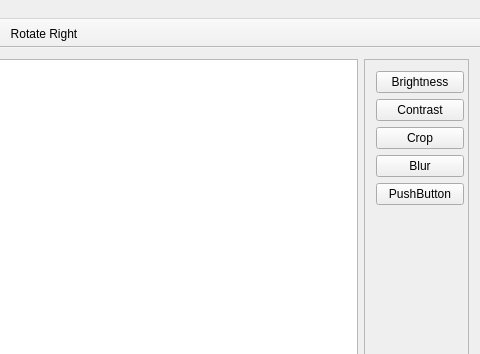
First picture: the form in src/gui/mainwindow.ui, repository CervecerosCodigo/CCIMP, before the edit; both pictures show x 800 to 1280 and y 0 to 354 of the 1280 by 720 pixel window.
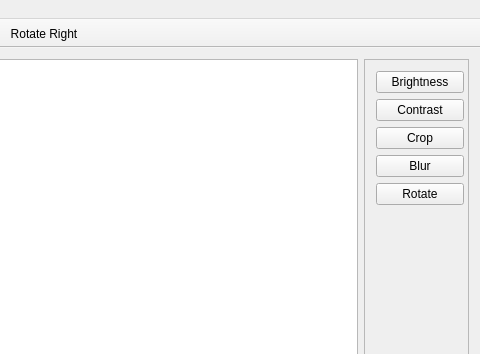
Second picture: the form after the edit. Icons and pictures are not drawn.

Commit message: Rotasjon fungerer. 90 grader via main toolbar eller freestyle rotasjon via filtre med dial som kontroller

```diff
--- a/src/gui/mainwindow.ui
+++ b/src/gui/mainwindow.ui
@@ -135,7 +135,7 @@
          <item row="4" column="0" colspan="2">
           <widget class="QPushButton" name="pushButton_5">
            <property name="text">
-            <string>PushButton</string>
+            <string>Rotate</string>
            </property>
           </widget>
          </item>
```
Left out of the diff: 2 changed lines with no effect on the pictures. The commit also changes 5 other files.
